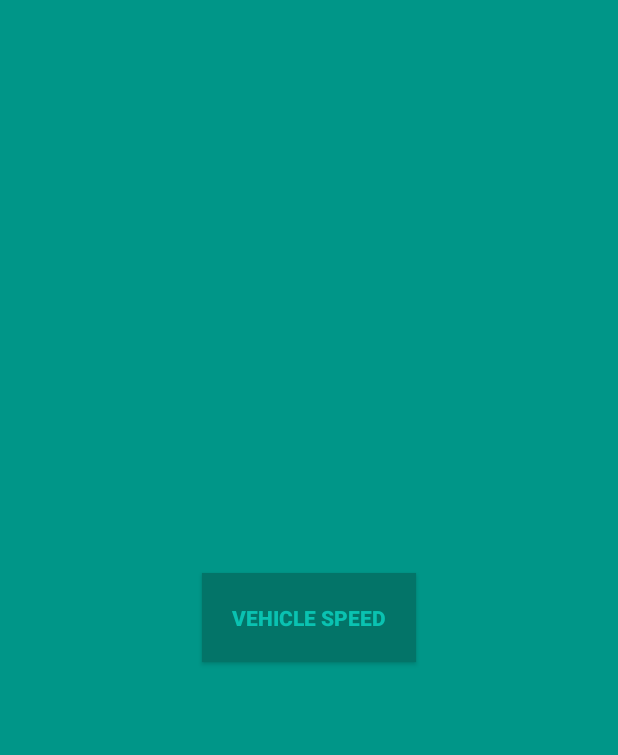
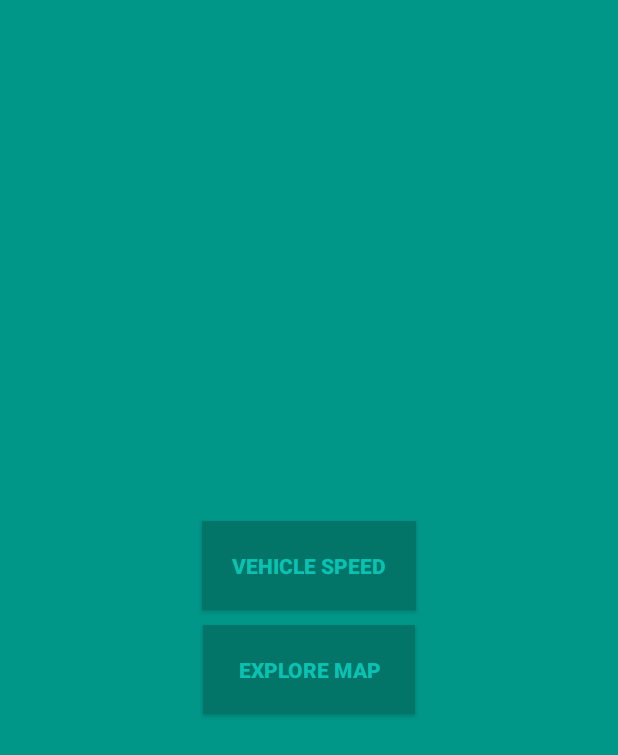
Before and after one commit to tapumandal/vehicle_status, an Android app: the screen it shows after launch (MainActivity), on a phone screen of 412 x 824 dp. Shown: the top 755 px of the screen. Run offline under Robolectric (Android 15) with nearby library versions, the phone set to English and light mode, and no system bars.

Commit message:
MapBox Is On

```diff
--- a/app/build.gradle
+++ b/app/build.gradle
@@ -28,5 +28,5 @@ dependencies {
     testImplementation 'junit:junit:4.12'
     androidTestImplementation 'com.android.support.test:runner:1.0.2'
     androidTestImplementation 'com.android.support.test.espresso:espresso-core:3.0.2'
-    implementation 'com.google.android.gms:play-services-location:16.0.0'
+    implementation 'com.mapbox.mapboxsdk:mapbox-android-sdk:8.0.1' //   MapBox
 }
--- a/app/src/main/java/vehicle_status/tapumandal/me/activity/MainActivity.java
+++ b/app/src/main/java/vehicle_status/tapumandal/me/activity/MainActivity.java
@@ -10,7 +10,7 @@ import vehicle_status.tapumandal.me.R;
 
 public class MainActivity extends AppCompatActivity {
 
-    private Button vehicleStatusBtn;
+    private Button vehicleStatusBtn, mapView;
 
     @Override
     protected void onCreate(Bundle savedInstanceState) {
@@ -21,6 +21,7 @@ public class MainActivity extends AppCompatActivity {
         setContentView(R.layout.activity_main);
 
         vehicleStatusBtn = (Button) findViewById(R.id.go_vehicle_status);
+        mapView = (Button) findViewById(R.id.go_map_view);
     }
 
     public void vehicleStatus(View view) {
@@ -28,4 +29,8 @@ public class MainActivity extends AppCompatActivity {
 
         startActivity(new Intent(getApplicationContext(), VehicleStatus.class));
     }
+
+    public void mapView(View view) {
+        startActivity(new Intent(getApplicationContext(), MapActivity.class));
+    }
 }
--- a/app/src/main/res/layout/activity_main.xml
+++ b/app/src/main/res/layout/activity_main.xml
@@ -11,7 +11,8 @@
         android:layout_width="match_parent"
         android:layout_height="match_parent"
         android:gravity="center"
-        android:background="#009688">
+        android:background="#009688"
+        android:orientation="vertical">
         <Button
             android:id="@+id/go_vehicle_status"
             android:layout_width="wrap_content"
@@ -27,6 +28,25 @@
             android:textStyle="bold"
             android:onClick="vehicleStatus"/>
 
+        <Button
+            android:id="@+id/go_map_view"
+            android:layout_width="wrap_content"
+            android:layout_height="wrap_content"
+            android:layout_marginTop="10dp"
+            android:background="#037468"
+            android:onClick="mapView"
+            android:paddingLeft="23dp"
+            android:paddingRight="23dp"
+            android:paddingBottom="20dp"
+            android:paddingTop="20dp"
+            android:text="@string/go_map_view"
+            android:textColor="#0AC2B1"
+            android:textStyle="bold"
+            app:layout_constraintBottom_toBottomOf="parent"
+            app:layout_constraintLeft_toLeftOf="parent"
+            app:layout_constraintRight_toRightOf="parent"
+            app:layout_constraintTop_toTopOf="parent" />
+
     </LinearLayout>
 
 </android.support.constraint.ConstraintLayout>
--- a/app/src/main/res/values/strings.xml
+++ b/app/src/main/res/values/strings.xml
@@ -1,4 +1,5 @@
 <resources>
     <string name="app_name">vehicle_status</string>
     <string name="go_vehicle_status">Vehicle Speed</string>
+    <string name="go_map_view">Explore MAP</string>
 </resources>
--- a/build.gradle
+++ b/build.gradle
@@ -19,9 +19,7 @@ allprojects {
     repositories {
         google()
         jcenter()
-        maven {
-            url "https://maven.google.com"
-        }
+        mavenCentral() //   MapBox
     }
 
 }
```
Also changed, not shown: app/src/main/java/vehicle_status/tapumandal/me/activity/MapActivity.java (+129 -1 lines), app/src/main/res/layout/activity_map.xml (+7 -0 lines).
